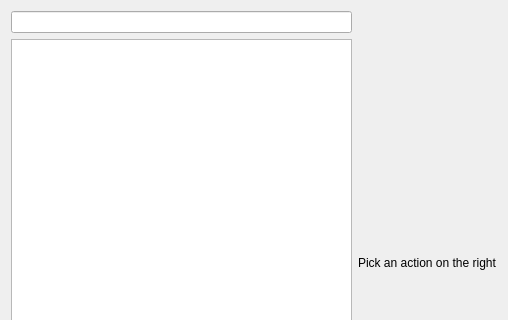
Before: the Qt Designer form polkitactions/mainview.ui in KDE/polkit-kde-kcmodules-1, drawn with Qt 5; both pictures show x 0 to 508 and y 0 to 320 of the 508 by 526 pixel window.
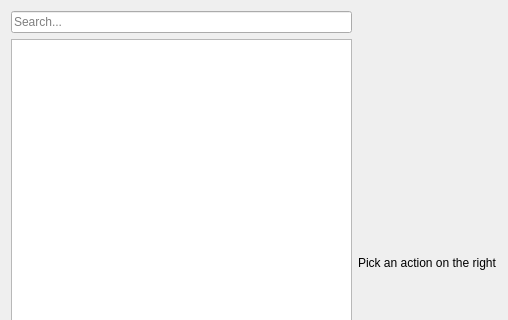
After: the same form once the commit is applied.

Commit message: Set placeholder text for search line

Patch:
```diff
--- a/polkitactions/mainview.ui
+++ b/polkitactions/mainview.ui
@@ -14,7 +14,11 @@
    <item>
     <layout class="QVBoxLayout" name="verticalLayout">
      <item>
-      <widget class="QLineEdit" name="searchLine"/>
+      <widget class="QLineEdit" name="searchLine">
+       <property name="placeholderText">
+        <string comment="@info:placeholder">Search...</string>
+       </property>
+      </widget>
      </item>
      <item>
       <widget class="QTreeView" name="treeView"/>
```
